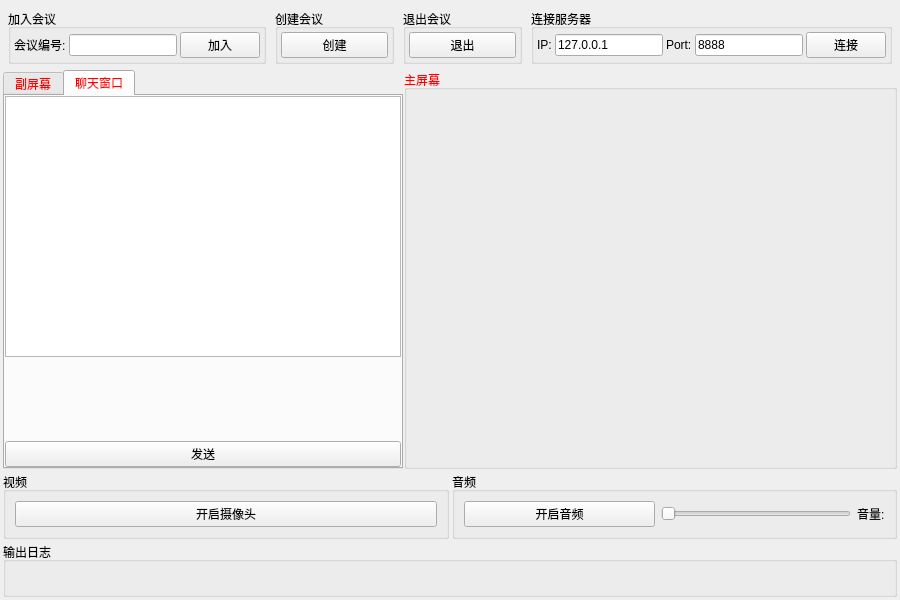
Before: the Qt Designer form src/widget.ui in wang-y-cell/CloudMeeting_Client, drawn with Qt 5.
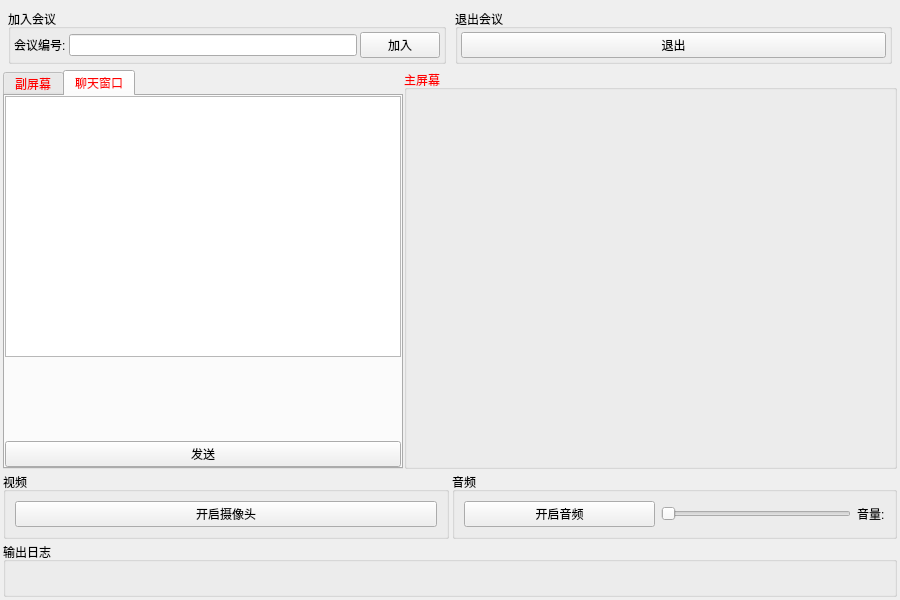
After: the same form once the commit is applied. Custom widgets are drawn as their Qt base class.

Commit message: 添加创建房间,修改服务器的main_window操作

Patch:
```diff
--- a/src/widget.ui
+++ b/src/widget.ui
@@ -114,49 +114,6 @@
        </layout>
       </widget>
      </item>
-     <item>
-      <widget class="QGroupBox" name="createmeetBox">
-       <property name="sizePolicy">
-        <sizepolicy hsizetype="Expanding" vsizetype="Fixed">
-         <horstretch>0</horstretch>
-         <verstretch>0</verstretch>
-        </sizepolicy>
-       </property>
-       <property name="cursor">
-        <cursorShape>ArrowCursor</cursorShape>
-       </property>
-       <property name="title">
-        <string>创建会议</string>
-       </property>
-       <layout class="QHBoxLayout" name="horizontalLayout_3">
-        <property name="spacing">
-         <number>3</number>
-        </property>
-        <property name="leftMargin">
-         <number>3</number>
-        </property>
-        <property name="topMargin">
-         <number>3</number>
-        </property>
-        <property name="rightMargin">
-         <number>3</number>
-        </property>
-        <property name="bottomMargin">
-         <number>3</number>
-        </property>
-        <item>
-         <widget class="QPushButton" name="createmeetBtn">
-          <property name="cursor">
-           <cursorShape>ArrowCursor</cursorShape>
-          </property>
-          <property name="text">
-           <string>创建</string>
-          </property>
-         </widget>
-        </item>
-       </layout>
-      </widget>
-     </item>
      <item>
       <widget class="QGroupBox" name="exitmeetBox">
        <property name="sizePolicy">
@@ -200,89 +157,6 @@
        </layout>
       </widget>
      </item>
-     <item>
-      <widget class="QGroupBox" name="groupBox_4">
-       <property name="title">
-        <string>连接服务器</string>
-       </property>
-       <layout class="QHBoxLayout" name="horizontalLayout_7">
-        <property name="spacing">
-         <number>3</number>
-        </property>
-        <property name="leftMargin">
-         <number>3</number>
-        </property>
-        <property name="topMargin">
-         <number>3</number>
-        </property>
-        <property name="rightMargin">
-         <number>3</number>
-        </property>
-        <property name="bottomMargin">
-         <number>3</number>
-        </property>
-        <item>
-         <widget class="QLabel" name="label">
-          <property name="text">
-           <string>IP:</string>
-          </property>
-         </widget>
-        </item>
-        <item>
-         <widget class="QLineEdit" name="ip">
-          <property name="sizePolicy">
-           <sizepolicy hsizetype="Minimum" vsizetype="Fixed">
-            <horstretch>0</horstretch>
-            <verstretch>0</verstretch>
-           </sizepolicy>
-          </property>
-          <property name="minimumSize">
-           <size>
-            <width>0</width>
-            <height>0</height>
-           </size>
-          </property>
-          <property name="text">
-           <string>127.0.0.1</string>
-          </property>
-         </widget>
-        </item>
-        <item>
-         <widget class="QLabel" name="label_2">
-          <property name="text">
-           <string>Port:</string>
-          </property>
-         </widget>
-        </item>
-        <item>
-         <widget class="QLineEdit" name="port">
-          <property name="sizePolicy">
-           <sizepolicy hsizetype="Minimum" vsizetype="Fixed">
-            <horstretch>0</horstretch>
-            <verstretch>0</verstretch>
-           </sizepolicy>
-          </property>
-          <property name="maximumSize">
-           <size>
-            <width>300</width>
-            <height>16777215</height>
-           </size>
-          </property>
-          <property name="text">
-           <string>8888</string>
-          </property>
-         </widget>
-        </item>
-        <item>
-         <widget class="QPushButton" name="connServer">
-          <property name="text">
-           <string>连接</string>
-          </property>
-         </widget>
-        </item>
-       </layout>
-      </widget>
-     </item>
     </layout>
    </item>
    <item>
```
The commit also changes 9 other files.
